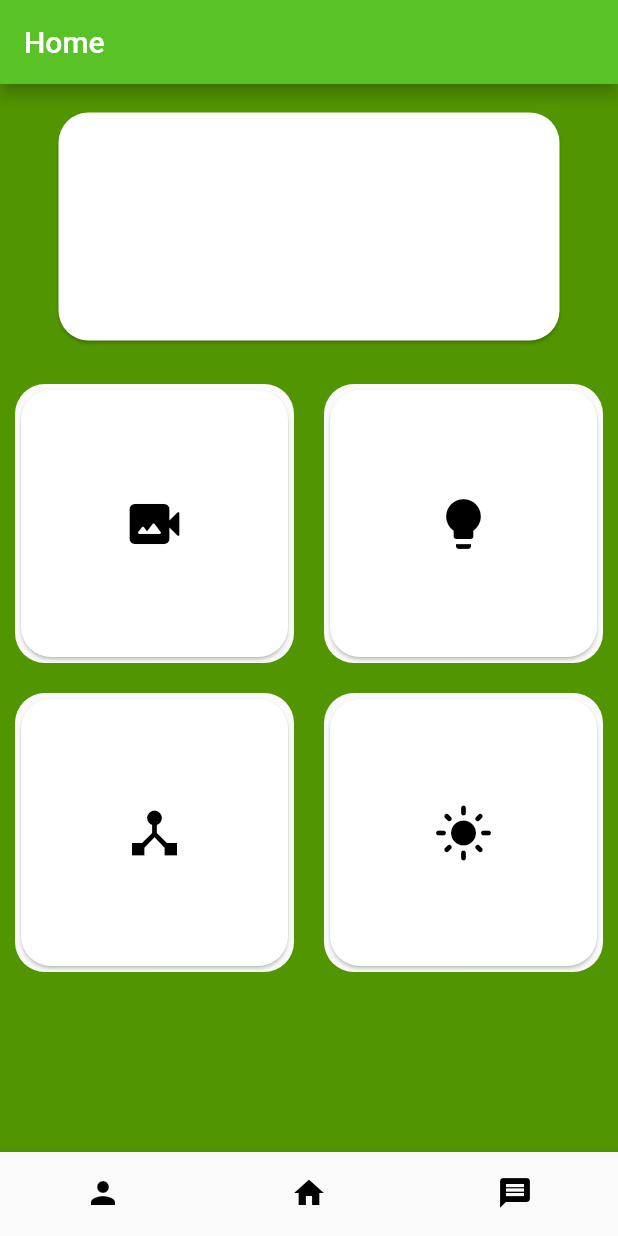
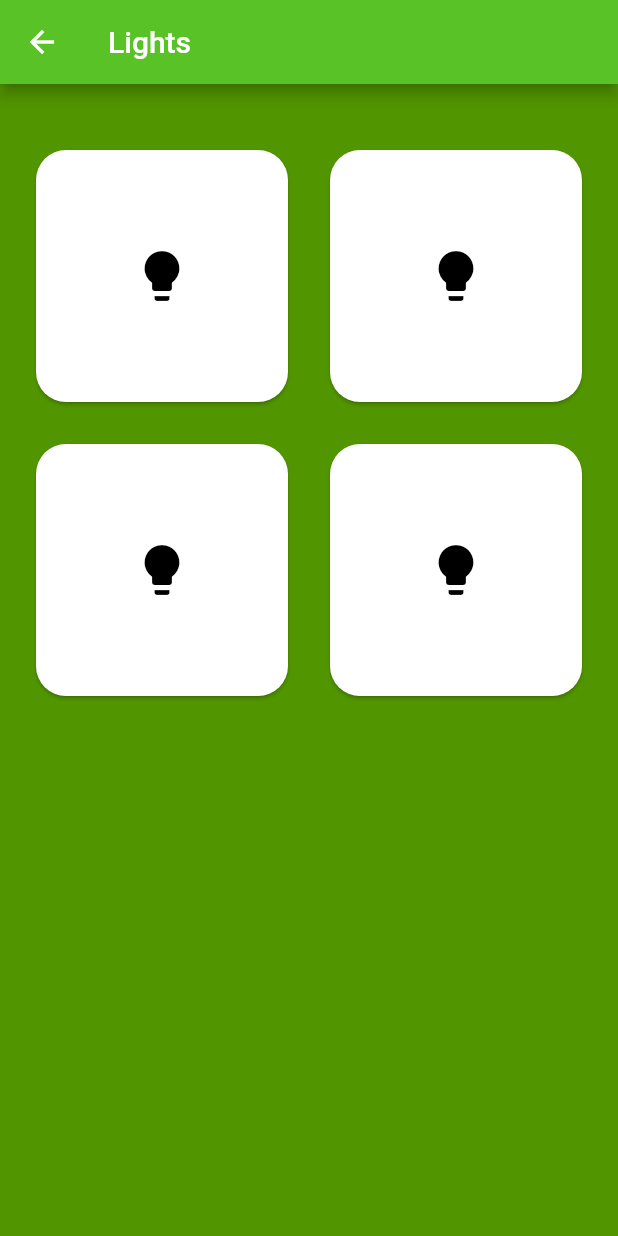
Before and after one commit to MatteoAlbanesi/domotik_app_flutter, a Flutter app: the screen it shows after launch, after a tap on the "lightbulb" icon, on a phone screen of 412 x 824 dp. Run offline on Flutter 3.47's test engine with Material 3 defaults, Android fonts, the light colour scheme and no system bars; our stand-ins replace shared_preferences.

Commit message:
Implementazione terminata lights_page.dart e inizio implementazione messaging_page.dart

```diff
--- a/lib/pages/home_page.dart
+++ b/lib/pages/home_page.dart
@@ -1,3 +1,5 @@
+import 'package:domotik_app/pages/lights_page.dart';
+import 'package:domotik_app/pages/messaging_page.dart';
 import 'package:domotik_app/widgets/grid_element.dart';
 import 'package:flutter/material.dart';
 
@@ -53,7 +55,13 @@ class _HomePageState extends State<HomePage> {
                   return GridElement(
                     index: index,
                     onPressed: (index) {
-                      print("Hai premuto il grid element $index");
+                      switch(index) {
+                        case 1:
+                          Navigator.push(context, MaterialPageRoute(
+                              builder: (context) => const LightsPage())
+                          );
+                          break;
+                      }
                     },
                     iconData: icons[index]
                   );
@@ -90,7 +98,9 @@ class _HomePageState extends State<HomePage> {
             case 1:
               break;
             case 2:
-              print("Apri pagina messaggi");
+              Navigator.push(context, MaterialPageRoute(
+                  builder: (context) => const MessagingPage())
+              );
               break;
           }
         },
--- /dev/null
+++ b/lib/pages/lights_page.dart
@@ -0,0 +1,64 @@
+import 'package:domotik_app/widgets/grid_element.dart';
+import 'package:flutter/material.dart';
+import 'package:shared_preferences/shared_preferences.dart';
+
+class LightsPage extends StatefulWidget {
+  const LightsPage({super.key});
+
+  @override
+  State<LightsPage> createState() => _LightsPageState();
+}
+
+class _LightsPageState extends State<LightsPage> {
+  List<String>? lights;
+
+  @override
+  void initState() {
+    super.initState();
+    getLights();
+  }
+
+  void getLights() async{
+    final SharedPreferences prefs = await SharedPreferences.getInstance();
+    lights = prefs.getStringList('lights');
+    lights ??= ["0", "0", "0", "0"];
+    setState(() {});
+  }
+
+  @override
+  Widget build(BuildContext context) {
+
+    return Scaffold(
+      appBar: AppBar(
+
+        title: const Text("Lights"),
+      ),
+      body: Center(
+
+        child: Padding(
+          padding: const EdgeInsets.symmetric(horizontal: 10, vertical: 30),
+          child: GridView.builder(
+            gridDelegate: const SliverGridDelegateWithFixedCrossAxisCount(
+                crossAxisCount: 2
+            ),
+            itemCount: lights != null ? lights!.length : 0,
+            itemBuilder: (context, index) {
+              return GridElement(
+                  index: index,
+                  onPressed: (index) async {
+                    final SharedPreferences prefs = await SharedPreferences.getInstance();
+                    bool light = int.parse(lights![index]) == 1;
+                    setState(() {
+                      lights![index] = "${!light ? 1 : 0}";
+                      prefs.setStringList("lights", lights!);
+                    });
+                  },
+                  iconData: int.parse(lights![index]) == 1 ? Icons.light_mode : Icons.lightbulb
+              );
+            },
+          ),
+        ),
+      ),
+    );
+  }
+}
--- a/lib/widgets/grid_element.dart
+++ b/lib/widgets/grid_element.dart
@@ -15,24 +15,23 @@ class GridElement extends StatelessWidget {
   Widget build(BuildContext context) {
     return Padding(
       padding: const EdgeInsets.all(10.0),
-      child: ClipRRect(
-        borderRadius: BorderRadius.circular(20),
-        child: Material(
-          child: InkWell( //elemento cliccabile
-            onTap: () => onPressed(index),
       child: Card(
         color: Colors.white,
         shape: RoundedRectangleBorder(
             borderRadius: BorderRadius.circular(20)
         ),
+        child: Material(
+          color: Colors.transparent,
+          child: InkWell(
+            onTap: () => onPressed(index),
+            borderRadius: BorderRadius.circular(20),
             child: Icon(
               iconData,
               color: Colors.black,
               size: 40,
-              )
             ),
           ),
-        ),
+        )
       ),
     );
   }
--- a/pubspec.yaml
+++ b/pubspec.yaml
@@ -30,7 +30,7 @@ environment:
 dependencies:
   flutter:
     sdk: flutter
-
+  shared_preferences: ^2.2.3
 
   # The following adds the Cupertino Icons font to your application.
   # Use with the CupertinoIcons class for iOS style icons.
```
Also changed, not shown: lib/pages/messaging_page.dart (added, +64 -0 lines), pubspec.lock, 1 other file. Lines whose indentation alone changed are shown as unchanged.
